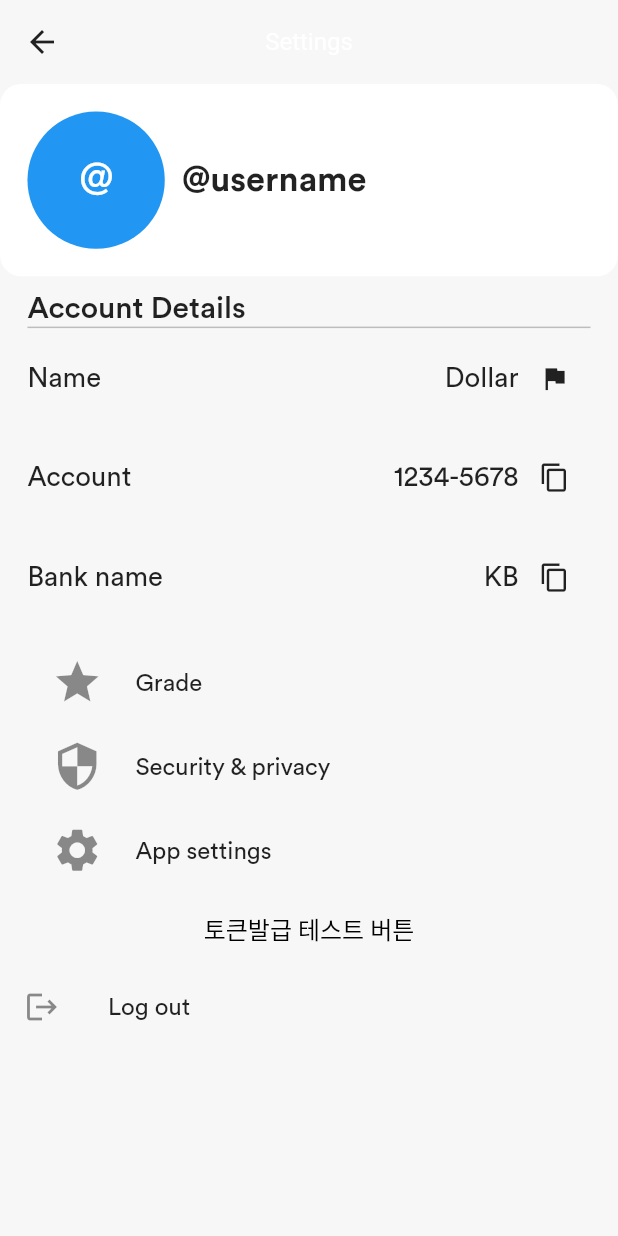
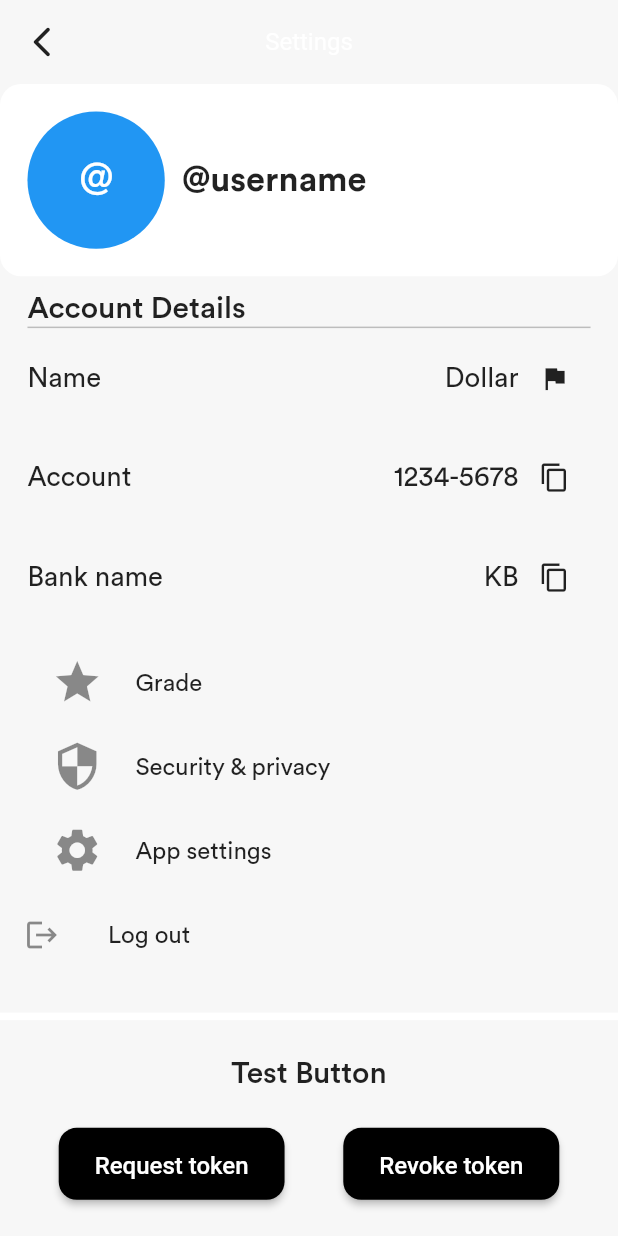
Before and after one commit to arxivj/InvestApp, a Flutter app: the SettingsPage screen opened directly, after a tap on "Log out", on a phone screen of 412 x 824 dp. Run offline on Flutter 3.47's test engine with Material 3 defaults, Android fonts, the phone set to English and light mode, and no system bars; our stand-ins replace flutter_dotenv, flutter_screenutil, flutter_secure_storage, flutter_svg, marquee, rive and 1 more; missing offline and left inert: flutter_web_frame; accounts and stored records are empty; network calls fail.

Commit message:
Refactor: 토큰 인증 환경변수 처리 리팩토링

```diff
--- a/lib/main.dart
+++ b/lib/main.dart
@@ -5,11 +5,13 @@ import 'package:provider/provider.dart';
 import 'package:untitled/presenter/themes/mode/dark_theme.dart';
 import 'package:untitled/presenter/themes/mode/light_theme.dart';
 import 'package:untitled/provider/theme_provider.dart';
+import 'package:untitled/utils/korea_investment_config.dart';
 import 'root.dart';
 
 void main() async {
   WidgetsFlutterBinding.ensureInitialized();
   await dotenv.load(fileName: ".env");
+  await KoreaInvestmentConfig.loadConfig();
   final themeProvider = ThemeProvider();
 
   runApp(
--- a/lib/page/settings/settings_page.dart
+++ b/lib/page/settings/settings_page.dart
@@ -1,6 +1,6 @@
 import 'package:flutter/material.dart';
 import 'package:flutter_screenutil/flutter_screenutil.dart';
-import 'package:untitled/utils/korea_investment_config.dart';
+import '../../utils/korea_investment_service.dart';
 
 class SettingsPage extends StatelessWidget {
   const SettingsPage({super.key});
@@ -9,10 +9,6 @@ class SettingsPage extends StatelessWidget {
   Widget build(BuildContext context) {
     return Scaffold(
       appBar: AppBar(
-        leading: IconButton(
-          icon: const Icon(Icons.arrow_back),
-          onPressed: () => Navigator.pop(context),
-        ),
         title: const Text('Settings'),
       ),
       body: SingleChildScrollView(
@@ -22,6 +18,16 @@ class SettingsPage extends StatelessWidget {
             AccountDetailsSection(),
             SettingsOptions(),
             LogoutButton(),
+            SizedBox(height: 20.h),
+            Divider(
+              thickness: 5,
+              height: 5,
+              color: Theme.of(context).colorScheme.onPrimary,
+            ),
+            SizedBox(height: 20.h),
+            Text('Test Button', style: Theme.of(context).textTheme.headline6),
+            SizedBox(height: 20.h),
+            TestButton(),
             SizedBox(height: 20.h),
           ],
         ),
@@ -44,7 +50,10 @@ class ProfileHeader extends StatelessWidget {
           CircleAvatar(
             radius: 40.sp, // Profile picture size
             backgroundColor: Colors.blue,
-            child: Text('@', style: TextStyle(fontSize: 24.sp, color: Colors.white)), // Placeholder for profile picture
+            child: Text('@',
+                style: TextStyle(
+                    fontSize: 24.sp,
+                    color: Colors.white)), // Placeholder for profile picture
           ),
           SizedBox(width: 10.w),
           Column(
@@ -146,12 +155,6 @@ class SettingsOptions extends StatelessWidget {
             icon: Icons.settings,
             text: 'App settings',
           ),
-          TextButton(
-            onPressed: () {
-              AuthService().requestAndStoreToken();
-            },
-            child: Text('토큰발급 테스트 버튼'),
-          ),
         ],
       ),
     );
@@ -162,7 +165,7 @@ class SettingsOptionRow extends StatelessWidget {
   final IconData icon;
   final String text;
 
-  const SettingsOptionRow({required this.icon, required this.text});
+  const SettingsOptionRow({super.key, required this.icon, required this.text});
 
   @override
   Widget build(BuildContext context) {
@@ -180,9 +183,32 @@ class LogoutButton extends StatelessWidget {
     return ListTile(
       leading: const Icon(Icons.logout),
       title: const Text('Log out'),
-      onTap: () {
-        AuthService().revokeToken();
-      },
+      onTap: () {},
     );
   }
 }
+
+class TestButton extends StatelessWidget {
+  const TestButton({super.key});
+
+  @override
+  Widget build(BuildContext context) {
+    return Row(
+      mainAxisAlignment: MainAxisAlignment.spaceEvenly,
+      children: [
+        ElevatedButton(
+          onPressed: () async {
+            await AuthService().requestAndStoreToken();
+          },
+          child: const Text('Request token'),
+        ),
+        ElevatedButton(
+          onPressed: () async {
+            await AuthService().revokeToken();
+          },
+          child: const Text('Revoke token'),
+        ),
+      ],
+    );
+  }
+}
--- a/lib/utils/korea_investment_config.dart
+++ b/lib/utils/korea_investment_config.dart
@@ -1,96 +1,21 @@
-import 'dart:convert';
-import 'package:flutter/services.dart' show rootBundle;
 import 'package:flutter_dotenv/flutter_dotenv.dart';
-import 'flutter_secure_storage.dart';
-import 'package:http/http.dart' as http;
 
-Future<void> koreaInvestmentLoadConfig() async {
-  final configString = await rootBundle.loadString('assets/config.json');
-  final configJson = jsonDecode(configString);
-  print('App Key: ${configJson['appkey']}');
-  print('App Secret: ${configJson['appsecret']}');
-}
+/// [KoreaInvestmentConfig] 한국투자증권 Open API에 필요한 설정값을 로드하기 위해 만든 클래스임
+class KoreaInvestmentConfig {
+  static late final String domain;
+  static late final String tokenPath;
+  static late final String revokePath;
+  static late final String appKey;
+  static late final String appSecret;
+  static late final String grantType;
 
-Future<void> setupSecureStorage() async {
-  final configString = await rootBundle.loadString('assets/config.json');
-  final configJson = jsonDecode(configString);
-
-  final storage = SecureStorage();
-  await storage.writeSecureData('appKey', configJson['appkey']);
-  await storage.writeSecureData('appSecret', configJson['appsecret']);
-
-  final appKey = await storage.readSecureData('appKey');
-  final appSecret = await storage.readSecureData('appSecret');
-
-  print('App Key from Secure Storage: $appKey');
-  print('App Secret from Secure Storage: $appSecret');
-}
-
-class AuthService {
-  final SecureStorage _secureStorage = SecureStorage();
-  final _tokenUrl = dotenv.env['TOKEN_URL']!;
-
-  Future<void> requestAndStoreToken() async {
-    final body = jsonEncode({
-      "grant_type": dotenv.env['GRANT_TYPE']!,
-      "appkey": dotenv.env['APP_KEY']!,
-      "appsecret": dotenv.env['APP_SECRET']!,
-    });
-
-    final headers = {'Content-Type': 'application/json; charset=UTF-8'};
-
-    try {
-      final response = await http.post(
-        Uri.parse(_tokenUrl),
-        headers: headers,
-        body: body,
-      );
-
-      if (response.statusCode == 200) {
-        final responseJson = jsonDecode(response.body);
-        // Store the token and related data using SecureStorage
-        await _secureStorage.writeSecureData(
-            'access_token', responseJson['access_token']);
-        await _secureStorage.writeSecureData(
-            'expires_in', responseJson['expires_in'].toString());
-        await _secureStorage.writeSecureData(
-            'token_type', responseJson['token_type']);
-
-        print('Token stored successfully');
-      } else {
-        print('Failed to retrieve token: ${response.body}');
-      }
-    } catch (e) {
-      print('Exception caught: $e');
-    }
-  }
-
-  Future<void> revokeToken() async {
-    final token = await _secureStorage.readSecureData('access_token');
-    final revokeUrl = dotenv.env['REVOKE_URL']!;
-    final appKey = dotenv.env['APP_KEY']!;
-    final appSecret = dotenv.env['APP_SECRET']!;
-
-    final headers = {'Content-Type': 'application/json; charset=UTF-8'};
-
-    final body = jsonEncode({
-      "appkey": appKey,
-      "appsecret": appSecret,
-      "token": token,
-    });
-    try {
-      final response = await http.post(
-        Uri.parse(revokeUrl),
-        headers: headers,
-        body: body,
-      );
-      if (response.statusCode == 200) {
-        print('Token successfully revoked');
-      } else {
-        print('Failed to revoke token: ${response.body}');
-      }
-    } catch (e) {
-      print('Exception caught: $e');
-    }
+  static Future<void> loadConfig() async {
+    await dotenv.load();
+    domain = dotenv.env['PRODUCTION_DOMAIN']!;
+    tokenPath = dotenv.env['TOKEN_PATH']!;
+    revokePath = dotenv.env['REVOKE_PATH']!;
+    appKey = dotenv.env['APP_KEY']!;
+    appSecret = dotenv.env['APP_SECRET']!;
+    grantType = dotenv.env['GRANT_TYPE']!;
   }
 }
--- /dev/null
+++ b/lib/utils/korea_investment_service.dart
@@ -0,0 +1,95 @@
+import 'dart:convert';
+import 'package:untitled/utils/korea_investment_config.dart';
+import 'flutter_secure_storage.dart';
+import 'package:http/http.dart' as http;
+
+class AuthService {
+  final SecureStorage _secureStorage = SecureStorage();
+  static String? _cachedAccessToken;
+
+  Future<String?> get accessToken async {
+    _cachedAccessToken ??= await _secureStorage.readSecureData('access_token');
+    return _cachedAccessToken;
+  }
+
+  // 토큰 갱신.. 리프래시 토큰이 없어서 그냥 새로 발급하면 되는걸로 처리..
+  Future<void> refreshAccessToken() async {
+    await requestAndStoreToken();  // 새 토큰 요청하고 저장
+  }
+
+  String get _tokenUrl => KoreaInvestmentConfig.domain + KoreaInvestmentConfig.tokenPath;
+  String get _revokeUrl => KoreaInvestmentConfig.domain + KoreaInvestmentConfig.revokePath;
+
+
+  /// [requestAndStoreToken] 토큰을 요청하고 저장하는 메서드
+  Future<void> requestAndStoreToken() async {
+    final body = jsonEncode({
+      "grant_type": KoreaInvestmentConfig.grantType,
+      "appkey": KoreaInvestmentConfig.appKey,
+      "appsecret": KoreaInvestmentConfig.appSecret,
+    });
+
+    final headers = {'Content-Type': 'application/json; charset=UTF-8'};
+
+    try {
+      final response = await http.post(
+        Uri.parse(_tokenUrl),
+        headers: headers,
+        body: body,
+      );
+
+      if (response.statusCode == 200) {
+        final responseJson = jsonDecode(response.body);
+        // Store the token and related data using SecureStorage
+        await _secureStorage.writeSecureData(
+            'access_token', responseJson['access_token']);
+        await _secureStorage.writeSecureData(
+            'expires_in', responseJson['expires_in'].toString());
+        await _secureStorage.writeSecureData(
+            'token_type', responseJson['token_type']);
+
+        print('>>>>>>>>>>>>>>>>>> Token stored successfully <<<<<<<<<<<<<<<<<<<<');
+      } else {
+        print('Failed to retrieve token: ${response.body}');
+      }
+    } catch (e) {
+      print('Exception caught: $e');
+    }
+  }
+
+  /// [revokeToken] 사용중인 토큰을 폐기하는 메서드
+  Future<void> revokeToken() async {
+
+    final token = await accessToken; // 캐시된 토큰
+
+    if (token == null) {
+      print('No token available to revoke');
+      return;
+    }
+
+    final headers = {'Content-Type': 'application/json; charset=UTF-8'};
+
+    final body = jsonEncode({
+      "appkey": KoreaInvestmentConfig.appKey,
+      "appsecret": KoreaInvestmentConfig.appSecret,
+      "token": token,
+    });
+
+    try {
+      final response = await http.post(
+        Uri.parse(_revokeUrl),
+        headers: headers,
+        body: body,
+      );
+      if (response.statusCode == 200) {
+        print('>>>>>>>>>>>>>>>>>> Token successfully revoked <<<<<<<<<<<<<<<<<<<<');
+        _cachedAccessToken = null;  // 토큰을 제거 후 캐시된 토큰 초기화
+        await _secureStorage.writeSecureData('access_token', '');  // SecureStorage에 저장된 토큰 제거
+      } else {
+        print('Failed to revoke token: ${response.body}');
+      }
+    } catch (e) {
+      print('Exception caught: $e');
+    }
+  }
+}
```
Also changed, not shown: lib/widget/stock_marqee.dart (+4 -3 lines).
